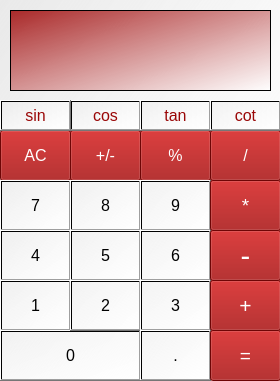
Qt form session17/main.ui (nakhani/My_HW) before a commit.
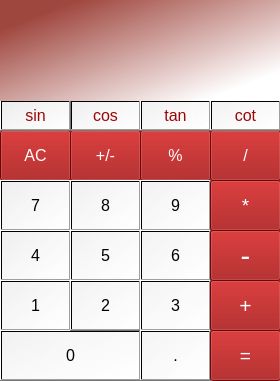
The same form after that commit.

```diff
--- a/session17/main.ui
+++ b/session17/main.ui
@@ -20,71 +20,6 @@
    <property name="styleSheet">
     <string notr="true">background-color: qlineargradient(spread:pad, x1:0, y1:0, x2:1, y2:1, stop:0 rgba(233, 233, 233, 102), stop:1 rgba(255, 255, 255, 255));</string>
    </property>
-   <widget class="QTextEdit" name="screentext">
-    <property name="enabled">
-     <bool>false</bool>
-    </property>
-    <property name="geometry">
-     <rect>
-      <x>10</x>
-      <y>10</y>
-      <width>261</width>
-      <height>81</height>
-     </rect>
-    </property>
-    <property name="sizeIncrement">
-     <size>
-      <width>0</width>
-      <height>0</height>
-     </size>
-    </property>
-    <property name="baseSize">
-     <size>
-      <width>0</width>
-      <height>0</height>
-     </size>
-    </property>
-    <property name="statusTip">
-     <string/>
-    </property>
-    <property name="accessibleDescription">
-     <string/>
-    </property>
-    <property name="autoFillBackground">
-     <bool>false</bool>
-    </property>
-    <property name="styleSheet">
-     <string notr="true">background-color: qlineargradient(spread:pad, x1:0, y1:0, x2:1, y2:1, stop:0 rgba(158, 7, 7, 217), stop:1 rgba(255, 255, 255, 255));
-border-color: qlineargradient(spread:pad, x1:0, y1:0, x2:1, y2:1, stop:0 rgba(233, 233, 233, 113), stop:1 rgba(255, 255, 255, 255));
-font: 11pt &quot;NPIBomba&quot;;
-border-color: qlineargradient(spread:pad, x1:0, y1:0, x2:1, y2:1, stop:0 rgba(233, 233, 233, 244), stop:1 rgba(255, 255, 255, 255));
-gridline-color: qlineargradient(spread:pad, x1:0, y1:0, x2:1, y2:1, stop:0 rgba(233, 233, 233, 244), stop:1 rgba(255, 255, 255, 255));</string>
-    </property>
-    <property name="frameShape">
-     <enum>QFrame::Shape::StyledPanel</enum>
-    </property>
-    <property name="frameShadow">
-     <enum>QFrame::Shadow::Sunken</enum>
-    </property>
-    <property name="lineWidth">
-     <number>1</number>
-    </property>
-    <property name="midLineWidth">
-     <number>0</number>
-    </property>
-    <property name="verticalScrollBarPolicy">
-     <enum>Qt::ScrollBarPolicy::ScrollBarAsNeeded</enum>
-    </property>
-    <property name="documentTitle">
-     <string/>
-    </property>
-    <property name="undoRedoEnabled">
-     <bool>true</bool>
-    </property>
-    <property name="placeholderText">
-     <string/>
-    </property>
-   </widget>
    <widget class="QPushButton" name="AC">
     <property name="enabled">
      <bool>true</bool>
@@ -705,6 +640,39 @@
      <bool>false</bool>
     </property>
    </widget>
+   <widget class="QTextEdit" name="screentext">
+    <property name="enabled">
+     <bool>true</bool>
+    </property>
+    <property name="geometry">
+     <rect>
+      <x>0</x>
+      <y>0</y>
+      <width>281</width>
+      <height>101</height>
+     </rect>
+    </property>
+    <property name="font">
+     <font>
+      <family>Bahnschrift Condensed</family>
+      <pointsize>25</pointsize>
+      <bold>false</bold>
+     </font>
+    </property>
+    <property name="tabletTracking">
+     <bool>true</bool>
+    </property>
+    <property name="styleSheet">
+     <string notr="true">
+background-color: qlineargradient(spread:pad, x1:0.199, y1:0.0852273, x2:0.931818, y2:0.784, stop:0 rgba(134, 18, 7, 193), stop:1 rgba(255, 255, 255, 255));</string>
+    </property>
+    <property name="frameShape">
+     <enum>QFrame::Shape::NoFrame</enum>
+    </property>
+    <property name="frameShadow">
+     <enum>QFrame::Shadow::Plain</enum>
+    </property>
+   </widget>
   </widget>
  </widget>
  <resources/>
```
